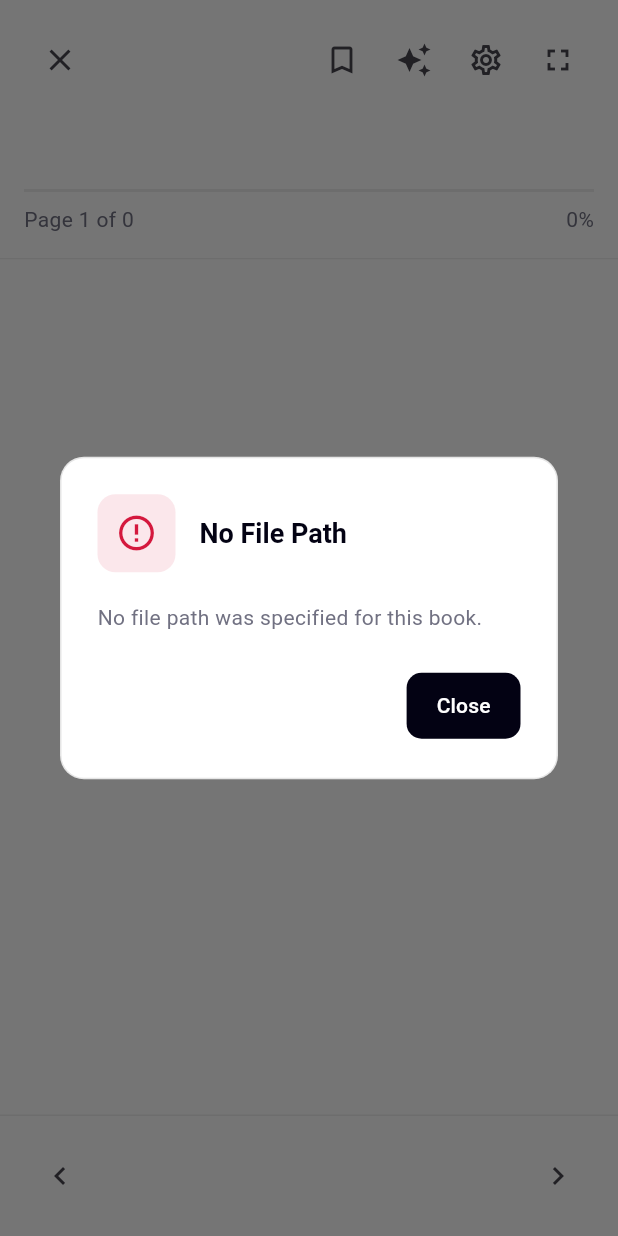
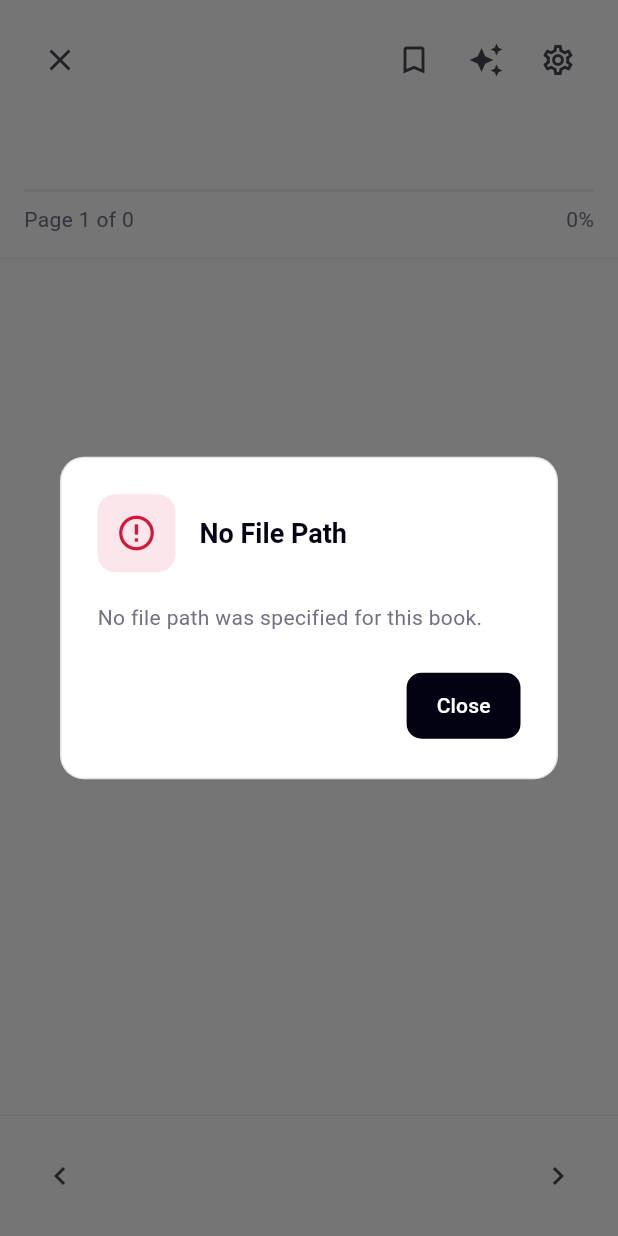
Before and after one commit to xanderelsmith/bookbutler, a Flutter app: the BookReaderScreen screen opened directly with empty values, on a phone screen of 412 x 824 dp. Run offline on Flutter 3.47's test engine with Material 3 defaults, Android fonts, the phone set to English and light mode, and no system bars; our stand-ins replace file_picker, firebase_core, firebase_messaging, flutter_local_notifications, flutter_markdown_plus, flutter_riverpod and 7 more; missing offline and left inert: alarm, dartantic_ai, dartantic_interface, docx_file_viewer, home_widget, pdfrx and 11 more; accounts and stored records are empty; statements that could not run were skipped; project files that could hold a hidden picture were left out.

Commit message:
complete app

```diff
--- a/project_thera/lib/screens/book_reader_screen.dart
+++ b/project_thera/lib/screens/book_reader_screen.dart
@@ -70,7 +70,7 @@ class _BookReaderScreenState extends ConsumerState<BookReaderScreen> {
   bool get _isDocx =>
       widget.book.pdfUrl?.toLowerCase().endsWith('.docx') ?? false;
   bool get _isTextBased => !_isPdf && !_isDocx; // Text only
-  late ValueKey valueKey;
+
   @override
   void initState() {
     // Initialize pdfrx controller
@@ -78,7 +78,6 @@ class _BookReaderScreenState extends ConsumerState<BookReaderScreen> {
       ..addListener(() {
         _currentPageNumber = _pdfController.pageNumber ?? 0;
       });
-    valueKey = ValueKey(widget.book.id);
     super.initState();
 
     WidgetsBinding.instance.addPostFrameCallback((_) {
@@ -710,7 +709,7 @@ class _BookReaderScreenState extends ConsumerState<BookReaderScreen> {
                             if (_isPdf) {
                               return PdfViewer.file(
                                 widget.book.pdfUrl ?? '',
-                                key: valueKey,
+
                                 controller: _pdfController,
                                 params: PdfViewerParams(
                                   backgroundColor: Theme.of(
--- a/project_thera/lib/widgets/reader/reader_header.dart
+++ b/project_thera/lib/widgets/reader/reader_header.dart
@@ -76,14 +76,14 @@ class ReaderHeader extends StatelessWidget {
                         icon: const Icon(Icons.settings_outlined),
                         onPressed: onSettings,
                       ),
-                      IconButton(
-                        icon: Icon(
-                          isFullscreen
-                              ? Icons.fullscreen_exit
-                              : Icons.fullscreen,
-                        ),
-                        onPressed: onToggleFullscreen,
-                      ),
+                      // IconButton(
+                      //   icon: Icon(
+                      //     isFullscreen
+                      //         ? Icons.fullscreen_exit
+                      //         : Icons.fullscreen,
+                      //   ),
+                      //   onPressed: onToggleFullscreen,
+                      // ),
                     ],
                   ),
                 ],
```
